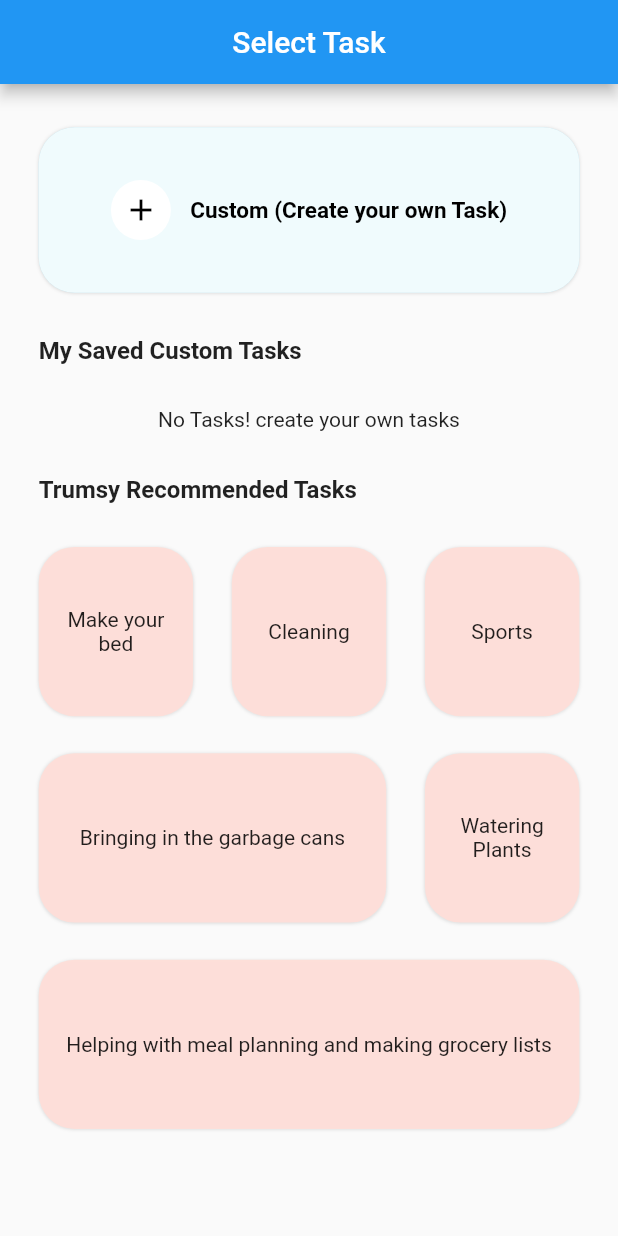
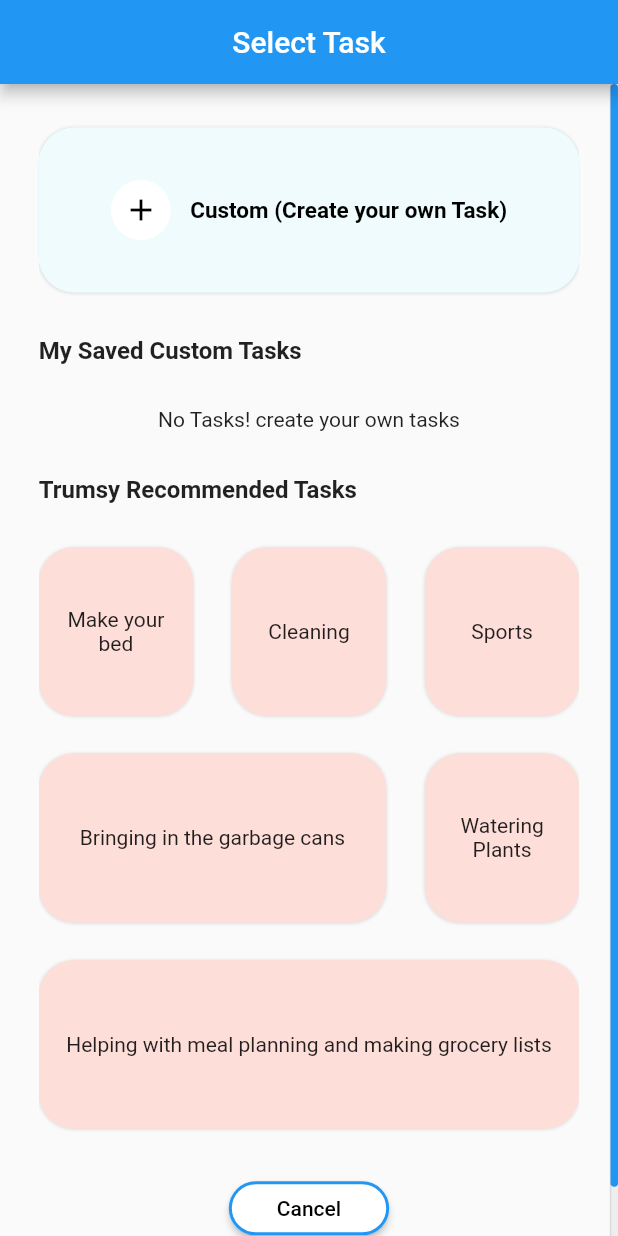
Before and after one commit to suyashmadhesia/flutter-assignment, a Flutter app: the screen it shows after launch, on a phone screen of 412 x 824 dp. Run offline on Flutter 3.47's test engine with Material 2 defaults, Android fonts, the phone set to English and light mode, and no system bars; our stand-ins replace equatable, flutter_bloc, shared_preferences.

Commit message:
final version

```diff
--- a/lib/presentation/pages/home.dart
+++ b/lib/presentation/pages/home.dart
@@ -6,6 +6,7 @@ import 'package:trumsy/presentation/widgets/button.dart';
 import 'package:trumsy/presentation/widgets/text_field.dart';
 import 'package:trumsy/presentation/widgets/trumsy_tasks.dart';
 import 'package:uuid/uuid.dart';
+import "package:flutter/services.dart";
 
 class HomePage extends StatefulWidget {
   const HomePage({super.key});
@@ -116,6 +117,23 @@ class _HomePageState extends State<HomePage> {
                 height: height * 0.035,
               ),
               TrumsyTasks(),
+              SizedBox(
+                height: height * 0.035,
+              ),
+              Row(
+                mainAxisAlignment: MainAxisAlignment.center,
+                children: [
+                  CustomButton(
+                    onPressed: () {
+                      SystemNavigator.pop();
+                    },
+                    borderColor: Colors.blue,
+                    fontColor: Colors.black,
+                    backgroundColor: Colors.white,
+                    buttonName: "Cancel",
+                  ),
+                ],
+              ),
               SizedBox(
                 height: height * 0.035,
               ),
```
Also changed, not shown: 1 other file.
